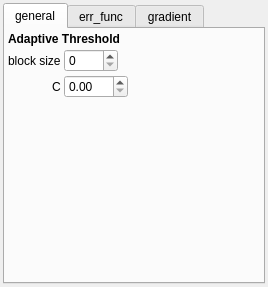
Before: the Qt Designer form ImgAnalysisTracker/GridfitterParamsWidget.ui in BioroboticsLab/biotracker_beesbook, drawn with Qt 5.
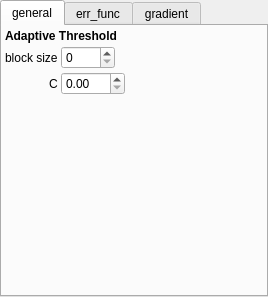
After: the same form once the commit is applied.

Commit message: More dense layout

The edit to the form file:
```diff
--- a/ImgAnalysisTracker/GridfitterParamsWidget.ui
+++ b/ImgAnalysisTracker/GridfitterParamsWidget.ui
@@ -7,7 +7,7 @@
     <x>0</x>
     <y>0</y>
     <width>268</width>
-    <height>287</height>
+    <height>297</height>
    </rect>
   </property>
   <property name="sizePolicy">
@@ -27,19 +27,19 @@
   </property>
   <layout class="QVBoxLayout" name="verticalLayout_3">
    <property name="spacing">
-    <number>3</number>
+    <number>0</number>
    </property>
    <property name="leftMargin">
-    <number>3</number>
+    <number>0</number>
    </property>
    <property name="topMargin">
-    <number>3</number>
+    <number>0</number>
    </property>
    <property name="rightMargin">
-    <number>3</number>
+    <number>0</number>
    </property>
    <property name="bottomMargin">
-    <number>3</number>
+    <number>0</number>
    </property>
    <item>
     <widget class="QTabWidget" name="tabWidget">
```
The commit also changes 4 other files.
